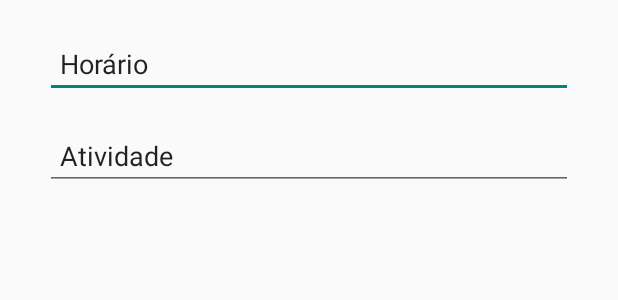
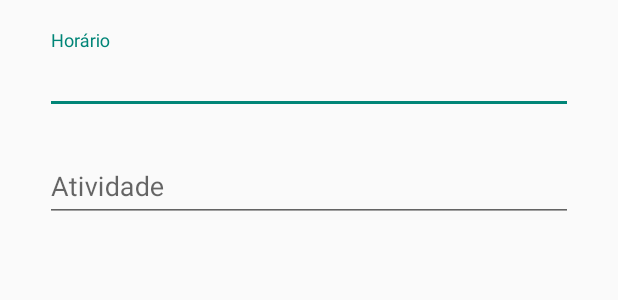
Before and after one commit to italoh623/HCApp, an Android app: the layout add_atividade_dialog.xml on its own in the app's theme, with its tools: preview values and no code run, on a phone screen of 412 x 824 dp. Shown: the top 300 px of the screen. Run offline under Robolectric (Android 15) with nearby library versions, the phone set to English and light mode, and no system bars.

Commit message:
Substituindo EditInput por TextInput no Dialog AddAtividade

```diff
--- a/app/src/main/java/me/aflak/heroicuidador/dialog/AddAtividadeDialog.java
+++ b/app/src/main/java/me/aflak/heroicuidador/dialog/AddAtividadeDialog.java
@@ -5,6 +5,7 @@ import android.app.Dialog;
 import android.content.Context;
 import android.content.DialogInterface;
 import android.os.Bundle;
+import android.support.design.widget.TextInputEditText;
 import android.support.v7.app.AppCompatDialogFragment;
 import android.view.LayoutInflater;
 import android.view.View;
@@ -14,8 +15,8 @@ import me.aflak.heroicuidador.R;
 
 public class AddAtividadeDialog extends AppCompatDialogFragment {
 
-    private EditText editTextHorario;
-    private EditText editTextAtividade;
+    private TextInputEditText editTextHorario;
+    private TextInputEditText editTextAtividade;
     private AddAtividadeDialogListener listener;
 
     @Override
--- a/app/src/main/res/layout/add_atividade_dialog.xml
+++ b/app/src/main/res/layout/add_atividade_dialog.xml
@@ -9,34 +9,39 @@
     android:paddingRight="30dp"
     android:paddingBottom="20dp">
 
-    <EditText
-        android:id="@+id/editTextHorario"
-        android:layout_width="0dp"
+    <android.support.design.widget.TextInputLayout
+        android:id="@+id/textInputLayout2"
+        android:layout_width="match_parent"
         android:layout_height="wrap_content"
         android:layout_marginBottom="8dp"
-        android:ems="10"
-        android:inputType="textPersonName"
-        android:paddingLeft="10dp"
-        android:text="@string/text_horario"
-        app:layout_constraintBottom_toTopOf="@+id/editTextAtividade"
+        app:layout_constraintBottom_toTopOf="@+id/textInputLayout"
         app:layout_constraintEnd_toEndOf="parent"
-        app:layout_constraintHorizontal_bias="0.5"
         app:layout_constraintStart_toStartOf="parent"
         app:layout_constraintTop_toTopOf="parent"
-        app:layout_constraintVertical_chainStyle="packed" />
+        app:layout_constraintVertical_chainStyle="packed">
 
-    <EditText
-        android:id="@+id/editTextAtividade"
-        android:layout_width="0dp"
+        <android.support.design.widget.TextInputEditText
+            android:id="@+id/editTextHorario"
+            android:layout_width="match_parent"
+            android:layout_height="wrap_content"
+            android:hint="@string/text_horario" />
+    </android.support.design.widget.TextInputLayout>
+
+    <android.support.design.widget.TextInputLayout
+        android:id="@+id/textInputLayout"
+        android:layout_width="match_parent"
         android:layout_height="wrap_content"
         android:layout_marginTop="8dp"
-        android:ems="10"
-        android:inputType="textPersonName"
-        android:paddingLeft="10dp"
-        android:text="@string/text_atividade"
         app:layout_constraintBottom_toBottomOf="parent"
         app:layout_constraintEnd_toEndOf="parent"
         app:layout_constraintHorizontal_bias="0.5"
         app:layout_constraintStart_toStartOf="parent"
-        app:layout_constraintTop_toBottomOf="@+id/editTextHorario" />
+        app:layout_constraintTop_toBottomOf="@+id/textInputLayout2">
+
+        <android.support.design.widget.TextInputEditText
+            android:id="@+id/editTextAtividade"
+            android:layout_width="match_parent"
+            android:layout_height="wrap_content"
+            android:hint="@string/text_atividade" />
+    </android.support.design.widget.TextInputLayout>
 </android.support.constraint.ConstraintLayout>
```
